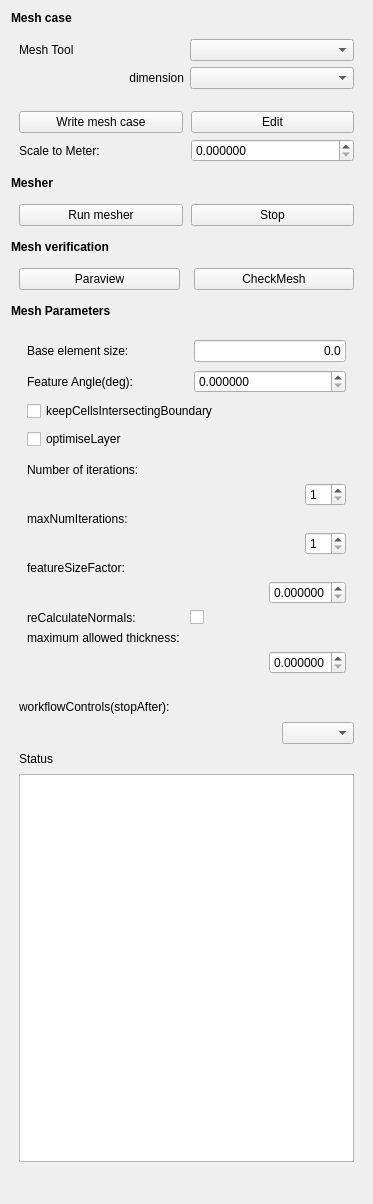
The window that dexcsTaskPanelCfdMesh.ui (dexcs-of/workbentch) describes before a commit, drawn with Qt 5.
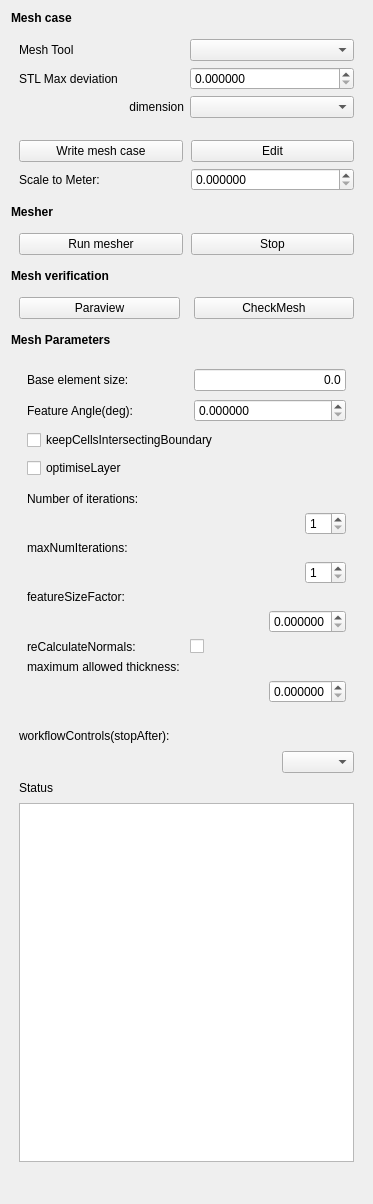
The same window after the commit. Custom widgets are drawn as their Qt base class.

What changed in the file:
```diff
--- a/dexcsTaskPanelCfdMesh.ui
+++ b/dexcsTaskPanelCfdMesh.ui
@@ -44,10 +44,7 @@
      <item row="0" column="1">
       <widget class="QComboBox" name="cb_meshTool"/>
      </item>
-     <item row="1" column="1">
-      <widget class="QComboBox" name="cb_dimension"/>
-     </item>
-     <item row="1" column="0">
+     <item row="2" column="0">
       <widget class="QLabel" name="l_dimension">
        <property name="text">
         <string>dimension</string>
@@ -64,6 +61,33 @@
        </property>
       </widget>
      </item>
+     <item row="1" column="0">
+      <widget class="QLabel" name="l_stlMaxDev">
+       <property name="text">
+        <string>STL Max deviation</string>
+       </property>
+      </widget>
+     </item>
+     <item row="2" column="1">
+      <widget class="QComboBox" name="cb_dimension"/>
+     </item>
+     <item row="1" column="1">
+           <widget class="QDoubleSpinBox" name="if_stlMaxDev">
+           <property name="decimals">
+            <number>6</number>
+           </property>
+           <property name="minimum">
+            <double>0.000000100000000</double>
+           </property>
+           <property name="maximum">
+            <double>1000.000000000000</double>
+           </property>
+           <property name="singleStep">
+            <double>0.001</double>
+           </property>
+          </widget>
+
+     </item>
     </layout>
    </item>
    <item>
```
